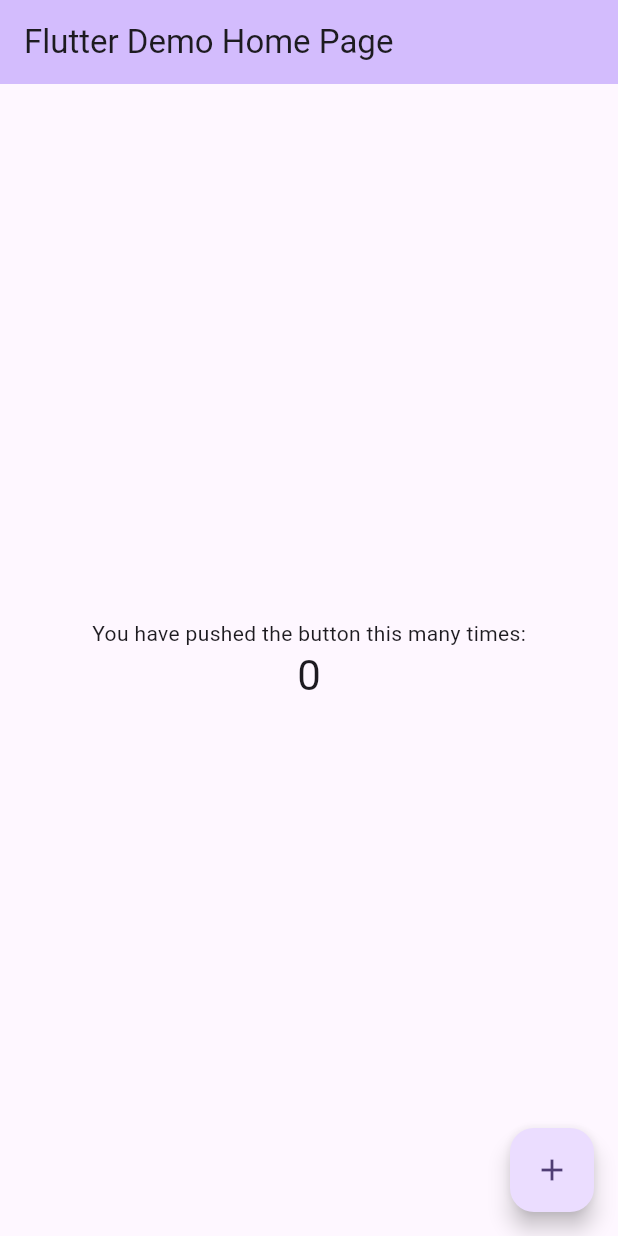
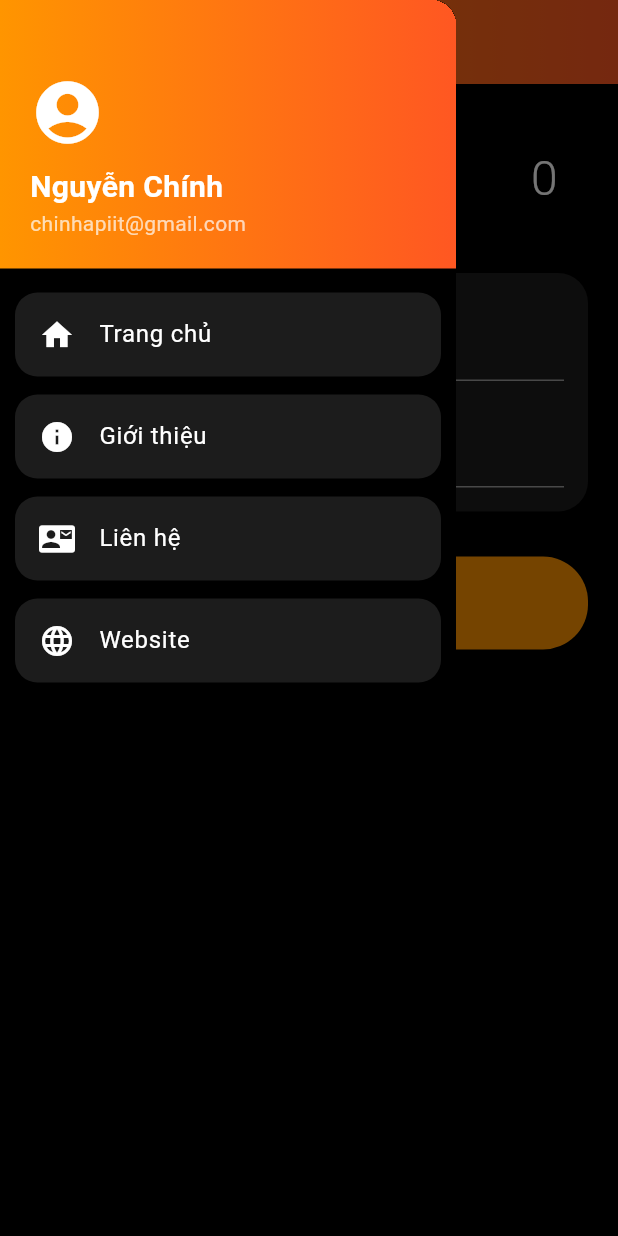
Before and after one commit to chinhapiit/tinh_lai_xuat, a Flutter app: the screen it shows after launch, with the side drawer open (before the commit the screen has no drawer), on a phone screen of 412 x 824 dp. Run offline on Flutter 3.47's test engine with Material 3 defaults, Android fonts, the phone set to English and light mode, and no system bars.

Commit message:
update code 2

```diff
--- /dev/null
+++ b/lib/controllers/finance_controller.dart
@@ -0,0 +1,16 @@
+import '../models/finance_model.dart';
+import '../services/finance_service.dart';
+
+class FinanceController {
+  final FinanceService _service = FinanceService();
+
+  String calculate(FinanceModel model) {
+    if (model.principal <= 0 || model.monthlyRate <= 0) {
+      return "Dữ liệu không hợp lệ!";
+    }
+
+    final years = _service.calculateYearsToDouble(model.monthlyRate);
+
+    return "Cần ${years.toStringAsFixed(2)} năm để tiền gấp đôi";
+  }
+}
--- /dev/null
+++ b/lib/core/app_theme.dart
@@ -0,0 +1,9 @@
+import 'package:flutter/material.dart';
+
+class AppTheme {
+  static const bg = Colors.black;
+  static const card = Color(0xFF1C1C1C);
+  static const primary = Color(0xFFFF9500);
+  static const text = Colors.white;
+  static const subText = Colors.grey;
+}
--- a/lib/main.dart
+++ b/lib/main.dart
@@ -1,122 +1,18 @@
 import 'package:flutter/material.dart';
+import 'views/home_view.dart';
 
 void main() {
-  runApp(const MyApp());
+  runApp(MyApp());
 }
 
 class MyApp extends StatelessWidget {
-  const MyApp({super.key});
-
-  // This widget is the root of your application.
   @override
   Widget build(BuildContext context) {
     return MaterialApp(
-      title: 'Flutter Demo',
-      theme: ThemeData(
-        // This is the theme of your application.
-        //
-        // TRY THIS: Try running your application with "flutter run". You'll see
-        // the application has a purple toolbar. Then, without quitting the app,
-        // try changing the seedColor in the colorScheme below to Colors.green
-        // and then invoke "hot reload" (save your changes or press the "hot
-        // reload" button in a Flutter-supported IDE, or press "r" if you used
-        // the command line to start the app).
-        //
-        // Notice that the counter didn't reset back to zero; the application
-        // state is not lost during the reload. To reset the state, use hot
-        // restart instead.
-        //
-        // This works for code too, not just values: Most code changes can be
-        // tested with just a hot reload.
-        colorScheme: .fromSeed(seedColor: Colors.deepPurple),
-      ),
-      home: const MyHomePage(title: 'Flutter Demo Home Page'),
+      title: 'Máy tính lãi xuất',
+      debugShowCheckedModeBanner: false,
+      theme: ThemeData(primarySwatch: Colors.brown),
+      home: HomeView(),
     );
   }
 }
-
-class MyHomePage extends StatefulWidget {
-  const MyHomePage({super.key, required this.title});
-
-  // This widget is the home page of your application. It is stateful, meaning
-  // that it has a State object (defined below) that contains fields that affect
-  // how it looks.
-
-  // This class is the configuration for the state. It holds the values (in this
-  // case the title) provided by the parent (in this case the App widget) and
-  // used by the build method of the State. Fields in a Widget subclass are
-  // always marked "final".
-
-  final String title;
-
-  @override
-  State<MyHomePage> createState() => _MyHomePageState();
-}
-
-class _MyHomePageState extends State<MyHomePage> {
-  int _counter = 0;
-
-  void _incrementCounter() {
-    setState(() {
-      // This call to setState tells the Flutter framework that something has
-      // changed in this State, which causes it to rerun the build method below
-      // so that the display can reflect the updated values. If we changed
-      // _counter without calling setState(), then the build method would not be
-      // called again, and so nothing would appear to happen.
-      _counter++;
-    });
-  }
-
-  @override
-  Widget build(BuildContext context) {
-    // This method is rerun every time setState is called, for instance as done
-    // by the _incrementCounter method above.
-    //
-    // The Flutter framework has been optimized to make rerunning build methods
-    // fast, so that you can just rebuild anything that needs updating rather
-    // than having to individually change instances of widgets.
-    return Scaffold(
-      appBar: AppBar(
-        // TRY THIS: Try changing the color here to a specific color (to
-        // Colors.amber, perhaps?) and trigger a hot reload to see the AppBar
-        // change color while the other colors stay the same.
-        backgroundColor: Theme.of(context).colorScheme.inversePrimary,
-        // Here we take the value from the MyHomePage object that was created by
-        // the App.build method, and use it to set our appbar title.
-        title: Text(widget.title),
-      ),
-      body: Center(
-        // Center is a layout widget. It takes a single child and positions it
-        // in the middle of the parent.
-        child: Column(
-          // Column is also a layout widget. It takes a list of children and
-          // arranges them vertically. By default, it sizes itself to fit its
-          // children horizontally, and tries to be as tall as its parent.
-          //
-          // Column has various properties to control how it sizes itself and
-          // how it positions its children. Here we use mainAxisAlignment to
-          // center the children vertically; the main axis here is the vertical
-          // axis because Columns are vertical (the cross axis would be
-          // horizontal).
-          //
-          // TRY THIS: Invoke "debug painting" (choose the "Toggle Debug Paint"
-          // action in the IDE, or press "p" in the console), to see the
-          // wireframe for each widget.
-          mainAxisAlignment: .center,
-          children: [
-            const Text('You have pushed the button this many times:'),
-            Text(
-              '$_counter',
-              style: Theme.of(context).textTheme.headlineMedium,
-            ),
-          ],
-        ),
-      ),
-      floatingActionButton: FloatingActionButton(
-        onPressed: _incrementCounter,
-        tooltip: 'Increment',
-        child: const Icon(Icons.add),
-      ),
-    );
-  }
-}
--- /dev/null
+++ b/lib/models/finance_model.dart
@@ -0,0 +1,9 @@
+class FinanceModel {
+  final double principal;
+  final double monthlyRate;
+
+  FinanceModel({
+    required this.principal,
+    required this.monthlyRate,
+  });
+}
--- /dev/null
+++ b/lib/services/finance_service.dart
@@ -0,0 +1,8 @@
+// services/finance_service.dart
+import 'dart:math';
+
+class FinanceService {
+  double calculateYearsToDouble(double yearlyRate) {
+    return log(2) / log(1 + yearlyRate);
+  }
+}
--- /dev/null
+++ b/lib/views/home_view.dart
@@ -0,0 +1,157 @@
+import 'package:flutter/material.dart';
+import '../controllers/finance_controller.dart';
+import '../models/finance_model.dart';
+import '../widgets/app_drawer.dart';
+
+class HomeView extends StatefulWidget {
+  @override
+  State<HomeView> createState() => _HomeViewState();
+}
+
+class _HomeViewState extends State<HomeView> {
+  final moneyController = TextEditingController();
+  final rateController = TextEditingController();
+  final controller = FinanceController();
+
+  String result = "";
+
+  void handleCalculate() {
+    final model = FinanceModel(
+      principal: double.tryParse(moneyController.text) ?? 0,
+      monthlyRate: (double.tryParse(rateController.text) ?? 0) / 100,
+    );
+
+    setState(() {
+      result = controller.calculate(model);
+    });
+  }
+
+  @override
+  Widget build(BuildContext context) {
+    return Scaffold(
+      backgroundColor: Colors.black,
+      drawer: AppDrawer(),
+      appBar: AppBar(
+        title: Text(
+          "Máy Tính Lãi",
+          style: TextStyle(color: Colors.white),
+        ),
+        centerTitle: true,
+        elevation: 0,
+        iconTheme: IconThemeData(color: Colors.white),
+
+        flexibleSpace: Container(
+          decoration: BoxDecoration(
+            gradient: LinearGradient(
+              colors: [
+                Color(0xFFFF9500),
+                Colors.deepOrange,
+              ],
+            ),
+          ),
+        ),
+      ),
+
+      body: Padding(
+        padding: EdgeInsets.all(20),
+        child: Column(
+          children: [
+
+            // 💰 Display kiểu iOS
+            Container(
+              alignment: Alignment.centerRight,
+              padding: EdgeInsets.all(20),
+              child: Text(
+                result.isEmpty ? "0" : result,
+                style: TextStyle(
+                  color: Colors.white,
+                  fontSize: 32,
+                  fontWeight: FontWeight.w300,
+                ),
+                textAlign: TextAlign.right,
+              ),
+            ),
+
+            SizedBox(height: 20),
+
+            // 💳 Input Card
+            Container(
+              padding: EdgeInsets.all(16),
+              decoration: BoxDecoration(
+                color: Color(0xFF1C1C1C), // xám đậm iOS
+                borderRadius: BorderRadius.circular(20),
+              ),
+              child: Column(
+                children: [
+
+                  // Số tiền
+                  TextField(
+                    controller: moneyController,
+                    style: TextStyle(color: Colors.white),
+                    keyboardType: TextInputType.number,
+                    decoration: InputDecoration(
+                      labelText: "Số tiền",
+                      labelStyle: TextStyle(color: Colors.grey),
+                      enabledBorder: UnderlineInputBorder(
+                        borderSide: BorderSide(color: Colors.grey),
+                      ),
+                    ),
+                  ),
+
+                  SizedBox(height: 15),
+
+                  // Lãi suất
+                  TextField(
+                    controller: rateController,
+                    style: TextStyle(color: Colors.white),
+                    keyboardType: TextInputType.number,
+                    decoration: InputDecoration(
+                      labelText: "Lãi suất năm (%)",
+                      labelStyle: TextStyle(color: Colors.grey),
+                      enabledBorder: UnderlineInputBorder(
+                        borderSide: BorderSide(color: Colors.grey),
+                      ),
+                    ),
+                  ),
+                ],
+              ),
+            ),
+
+            SizedBox(height: 30),
+
+            // 🔘 Nút iOS style
+            SizedBox(
+              width: double.infinity,
+              child: ElevatedButton(
+                onPressed: handleCalculate,
+                style: ElevatedButton.styleFrom(
+                  backgroundColor: Color(0xFFFF9500), // cam iOS
+                  padding: EdgeInsets.symmetric(vertical: 18),
+                  shape: RoundedRectangleBorder(
+                    borderRadius: BorderRadius.circular(30),
+                  ),
+                ),
+                child: Text(
+                  "TÍNH TOÁN",
+                  style: TextStyle(
+                    fontSize: 18,
+                    fontWeight: FontWeight.bold,
+                  ),
+                ),
+              ),
+            ),
+
+            SizedBox(height: 20),
+
+            // 📊 Kết quả phụ
+            if (result.isNotEmpty)
+              Text(
+                "Kết quả hiển thị phía trên",
+                style: TextStyle(color: Colors.grey),
+              )
+          ],
+        ),
+      ),
+    );
+  }
+}
--- /dev/null
+++ b/lib/widgets/app_drawer.dart
@@ -0,0 +1,121 @@
+import 'package:flutter/material.dart';
+import '../views/about_view.dart';
+import '../views/contact_view.dart';
+import '../core/app_theme.dart';
+import 'package:url_launcher/url_launcher.dart';
+
+class AppDrawer extends StatelessWidget {
+  void openWebsite() async {
+    final url = Uri.parse("https://chinhapi.com");
+    await launchUrl(url);
+  }
+
+  Widget buildItem({
+    required IconData icon,
+    required String title,
+    required VoidCallback onTap,
+  }) {
+    return Padding(
+      padding: EdgeInsets.symmetric(horizontal: 10, vertical: 6),
+      child: ListTile(
+        shape: RoundedRectangleBorder(
+          borderRadius: BorderRadius.circular(15),
+        ),
+        tileColor: AppTheme.card,
+        leading: Icon(icon, color: AppTheme.text),
+        title: Text(
+          title,
+          style: TextStyle(
+            color: AppTheme.text,
+            fontSize: 16,
+          ),
+        ),
+        onTap: onTap,
+      ),
+    );
+  }
+
+  @override
+  Widget build(BuildContext context) {
+    return Drawer(
+      backgroundColor: AppTheme.bg, // nền đen
+      child: Column(
+        children: [
+
+          // 🔥 Header iOS style
+          Container(
+            width: double.infinity,
+            padding: EdgeInsets.fromLTRB(20, 50, 20, 20),
+            decoration: BoxDecoration(
+              gradient: LinearGradient(
+                colors: [
+                  AppTheme.primary,
+                  Colors.deepOrange,
+                ],
+              ),
+            ),
+            child: Column(
+              crossAxisAlignment: CrossAxisAlignment.start,
+              children: [
+                Icon(Icons.account_circle,
+                    size: 50, color: Colors.white),
+                SizedBox(height: 10),
+                Text(
+                  "Nguyễn Chính",
+                  style: TextStyle(
+                    color: Colors.white,
+                    fontSize: 20,
+                    fontWeight: FontWeight.bold,
+                  ),
+                ),
+                Text(
+                  "chinhapiit@gmail.com",
+                  style: TextStyle(color: Colors.white70),
+                ),
+              ],
+            ),
+          ),
+
+          SizedBox(height: 10),
+
+          // 📋 Menu items
+          buildItem(
+            icon: Icons.home,
+            title: "Trang chủ",
+            onTap: () {
+              Navigator.pop(context);
+            },
+          ),
+
+          buildItem(
+            icon: Icons.info,
+            title: "Giới thiệu",
+            onTap: () {
+              Navigator.push(
+                context,
+                MaterialPageRoute(builder: (_) => AboutView()),
+              );
+            },
+          ),
+
+          buildItem(
+            icon: Icons.contact_mail,
+            title: "Liên hệ",
+            onTap: () {
+              Navigator.push(
+                context,
+                MaterialPageRoute(builder: (_) => ContactView()),
+              );
+            },
+          ),
+
+          buildItem(
+            icon: Icons.language,
+            title: "Website",
+            onTap: openWebsite,
+          ),
+        ],
+      ),
+    );
+  }
+}
```
Also changed, not shown: lib/views/about_view.dart (added, +131 -0 lines), lib/views/contact_view.dart (added, +106 -0 lines), pubspec.yaml (+4 -72 lines), lib/core/constants.dart (added), pubspec.lock, 5 other files.
